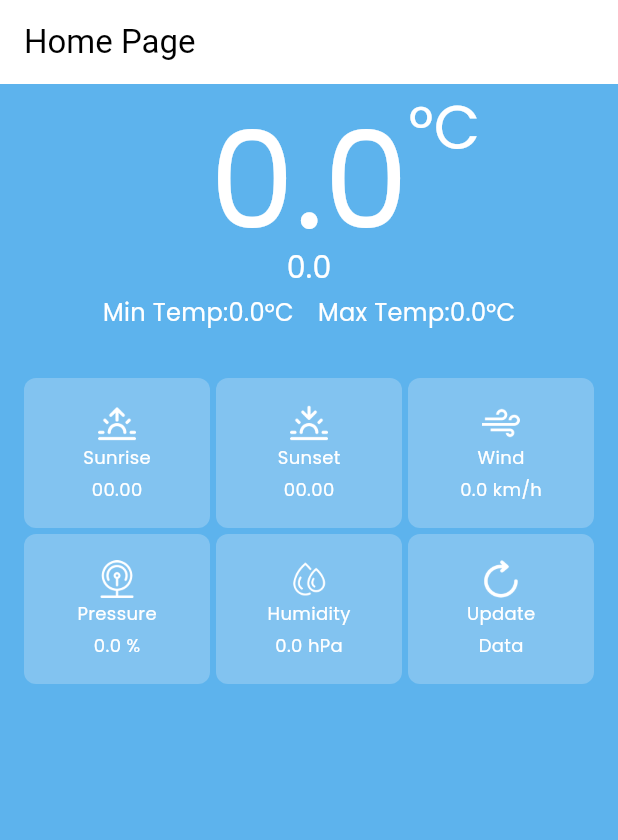
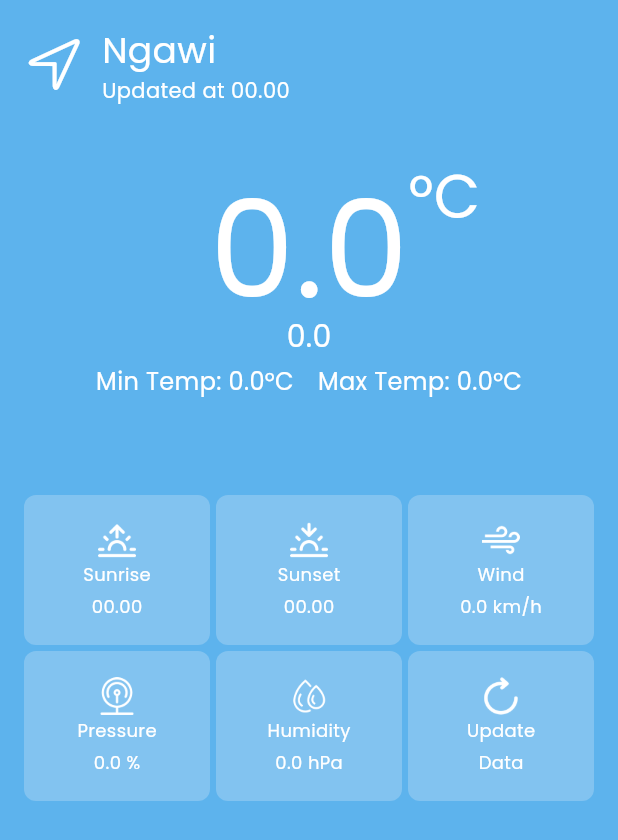
Before and after one commit to rezaagung1101/WeatherApp_Flutter_MVVM, a Flutter app: the screen it shows after launch, after a tap on "Sunrise", on a phone screen of 412 x 824 dp. Shown: the top 840 px of the screen. Run offline on Flutter 3.47's test engine with Material 3 defaults, Android fonts, the phone set to English and light mode, and no system bars; network calls fail.

Commit message:
update: splash icon add: header section

```diff
--- a/lib/main.dart
+++ b/lib/main.dart
@@ -1,6 +1,6 @@
 import 'package:flutter/material.dart';
+import 'package:openweather_mvvm/utils/constants.dart';
 import 'package:openweather_mvvm/view/screens/home_screen.dart';
-import 'package:flutter/services.dart';
 import 'package:openweather_mvvm/view/screens/splash_screen.dart';
 import 'package:openweather_mvvm/view_model/weather_view_model.dart';
 import 'package:provider/provider.dart';
@@ -21,10 +21,9 @@ class MyApp extends StatelessWidget {
           debugShowCheckedModeBanner: false,
           title: 'Weather App',
           theme: ThemeData(
-            appBarTheme: AppBarTheme(),
-            primarySwatch: Colors.purple,
-            colorScheme: ColorScheme.fromSwatch(primarySwatch: Colors.purple)
-                .copyWith(secondary: Colors.deepOrange),
+            // appBarTheme: AppBarTheme(),
+            primarySwatch: Colors.blue,
+            scaffoldBackgroundColor: Constants.skyBlue,
             // useMaterial3: true,
           ),
           initialRoute: '/',
--- a/lib/model/lib/weather.dart
+++ b/lib/model/lib/weather.dart
@@ -28,8 +28,8 @@ class Weather {
   factory Weather.fromJson(Map<String, dynamic> json) {
     return Weather(
       city: json['name'] as String?,
-      updatedAt: (json['dt'] != null)
-          ? DateTime.fromMillisecondsSinceEpoch(json['dt'] * 1000).toString()
+      updatedAt: (json['timezone'] != null)
+          ? json['timezone'].toString()
           : null,
       description: json['weather'] != null && json['weather'].isNotEmpty
           ? json['weather'][0]['description'] as String?
--- a/lib/view/screens/home_screen.dart
+++ b/lib/view/screens/home_screen.dart
@@ -1,5 +1,6 @@
 import 'package:flutter/material.dart';
 import 'package:openweather_mvvm/utils/helper.dart';
+import 'package:openweather_mvvm/view/widgets/header_section.dart';
 import 'package:provider/provider.dart';
 import 'package:openweather_mvvm/model/api/api_response.dart';
 import 'package:openweather_mvvm/model/lib/weather.dart';
@@ -29,19 +30,22 @@ class _HomeScreenState extends State<HomeScreen> {
 
   @override
   Widget build(BuildContext context) {
-    ApiResponse apiResponse = Provider.of<WeatherViewModel>(context).response;
+    ApiResponse apiResponse = Provider
+        .of<WeatherViewModel>(context)
+        .response;
     bool isLoading = apiResponse.status == Status.LOADING;
     Weather? weather = apiResponse.data as Weather?;
+
     return Scaffold(
-      appBar: AppBar(
-        title: const Text("Home Page"),
-      ),
+      // appBar: AppBar(),
       body: Stack(
         children: <Widget>[
           Container(
             color: Constants.skyBlue,
-            child: Center(
-              child: _buildMainContent(weather),
+            child: SafeArea(
+              child: Center(
+                child: _buildMainContent(weather),
+              ),
             ),
           ),
           if (isLoading)
@@ -85,7 +89,12 @@ class _HomeScreenState extends State<HomeScreen> {
     Helper helper = Helper();
 
     return Column(
+      mainAxisAlignment: MainAxisAlignment.start,
       children: <Widget>[
+        const SizedBox(height: 16,),
+        HeaderSection(city: Constants.city,
+            updatedTime: weather != null ? helper.timezoneOffsetToDate(weather.updatedAt) : "00.00"),
+        const SizedBox(height: 32,),
         MainSection(
           mainTemp: weather != null
               ? helper.kelvinToCelcius(weather.temperature)
@@ -98,13 +107,13 @@ class _HomeScreenState extends State<HomeScreen> {
               : "0.0",
           status: weather != null ? weather.description.toString() : "0.0",
         ),
-        const SizedBox(height: 32),
+        const SizedBox(height: 64),
         InformationCardSection(
           sunrise: weather != null
               ? helper.unixTimeToAmPm(weather.sunrise)
               : "00.00",
           sunset:
-              weather != null ? helper.unixTimeToAmPm(weather.sunset) : "00.00",
+          weather != null ? helper.unixTimeToAmPm(weather.sunset) : "00.00",
           wind: weather != null ? weather.windSpeed.toString() : "0.0",
           pressure: weather != null ? weather.pressure.toString() : "0.0",
           humidity: weather != null ? weather.humidity.toString() : "0.0",
--- a/lib/view/screens/splash_screen.dart
+++ b/lib/view/screens/splash_screen.dart
@@ -12,8 +12,10 @@ class SplashScreen extends StatefulWidget {
   State<SplashScreen> createState() => _SplashScreenState();
 }
 
-class _SplashScreenState extends State<SplashScreen> with TickerProviderStateMixin{
+class _SplashScreenState extends State<SplashScreen>
+    with TickerProviderStateMixin {
   double _opacity = 0.0;
+
   @override
   void initState() {
     // TODO: implement initState
@@ -22,23 +24,25 @@ class _SplashScreenState extends State<SplashScreen> with TickerProviderStateMix
   }
 
   void _startAnimation() {
-    Timer(const Duration(milliseconds: 500), () {
+    Timer(const Duration(milliseconds: 100), () {
       setState(() {
         _opacity = 1.0;
       });
     });
-    Timer(const Duration(seconds: 3), _navigateToHome);
+    Timer(const Duration(seconds: 2), _navigateToHome);
   }
 
   void _navigateToHome() {
     Navigator.of(context).pushReplacement(PageRouteBuilder(
-      pageBuilder: (context, animation, secondaryAnimation) => const HomeScreen(),
+      pageBuilder: (context, animation, secondaryAnimation) =>
+          const HomeScreen(),
       transitionsBuilder: (context, animation, secondaryAnimation, child) {
         const begin = Offset(1.0, 0.0);
         const end = Offset.zero;
         const curve = Curves.easeInOut;
 
-        var tween = Tween(begin: begin, end: end).chain(CurveTween(curve: curve));
+        var tween =
+            Tween(begin: begin, end: end).chain(CurveTween(curve: curve));
         var fadeAnimation = animation.drive(CurveTween(curve: Curves.easeIn));
 
         return SlideTransition(
@@ -75,19 +79,21 @@ class _SplashScreenState extends State<SplashScreen> with TickerProviderStateMix
   @override
   Widget build(BuildContext context) {
     return Scaffold(
+      backgroundColor: Constants.skyBlue,
         body: AnimatedOpacity(
       opacity: _opacity,
       duration: const Duration(seconds: 1),
       child: Container(
         color: Constants.skyBlue,
-                child: Center(
+        child: const Center(
           child: Column(
             mainAxisAlignment: MainAxisAlignment.center,
             // crossAxisAlignment: CrossAxisAlignment.center,
             children: <Widget>[
-              Image.asset("images/wind.png",
-                  width: 100, height: 100, color: Colors.white),
-              const Text("Weather App",
+              // Image.asset("images/wind.png",
+              //     width: 100, height: 100, color: Colors.white),
+              Icon(CupertinoIcons.wind, color: Colors.white, size: 100,),
+              Text("Weather App",
                   style: TextStyle(
                       color: Colors.white,
                       fontFamily: "poppins",
--- /dev/null
+++ b/lib/view/widgets/header_section.dart
@@ -0,0 +1,43 @@
+import 'package:flutter/cupertino.dart';
+import 'package:flutter/material.dart';
+
+class HeaderSection extends StatelessWidget {
+  const HeaderSection(
+      {super.key, required this.city, required this.updatedTime});
+
+  final String city;
+  final String updatedTime;
+
+  @override
+  Widget build(BuildContext context) {
+    return Row(
+      children: <Widget>[
+        const Padding(
+          padding: EdgeInsets.fromLTRB(16,0,4,0),
+          child: Icon(
+            CupertinoIcons.location,
+            size: 40,
+            color: Colors.white,
+          ),
+        ),
+        SizedBox(width: 8,),
+        Column(
+          mainAxisAlignment: MainAxisAlignment.start,
+          crossAxisAlignment: CrossAxisAlignment.start,
+          children: [
+            Text(
+              city,
+              style: const TextStyle(
+                  color: Colors.white, fontFamily: "poppins", fontSize: 24),
+            ),
+            Text(
+              "Updated at $updatedTime",
+              style: const TextStyle(
+                  color: Colors.white, fontFamily: "poppins", fontSize: 14),
+            )
+          ],
+        )
+      ],
+    );
+  }
+}
--- a/lib/view/widgets/main_section.dart
+++ b/lib/view/widgets/main_section.dart
@@ -40,9 +40,9 @@ class MainSection extends StatelessWidget {
           Row(
             mainAxisAlignment: MainAxisAlignment.center,
             children: [
-              TextSection(text: "Min Temp:$minTemp°C", size: 16),
+              TextSection(text: "Min Temp: $minTemp°C", size: 16),
               const SizedBox(width: 16,),
-              TextSection(text: "Max Temp:$maxTemp°C", size: 16),
+              TextSection(text: "Max Temp: $maxTemp°C", size: 16),
             ],
           )
         ],
--- a/pubspec.yaml
+++ b/pubspec.yaml
@@ -43,6 +43,7 @@ dev_dependencies:
   cupertino_icons: ^1.0.2
   http: ^0.13.1
   provider: ^5.0.0
+  intl: ^0.17.0
   # The "flutter_lints" package below contains a set of recommended lints to
   # encourage good coding practices. The lint set provided by the package is
   # activated in the `analysis_options.yaml` file located at the root of your
```
Also changed, not shown: lib/utils/helper.dart (+23 -15 lines), pubspec.lock. Lines whose indentation alone changed are shown as unchanged.
